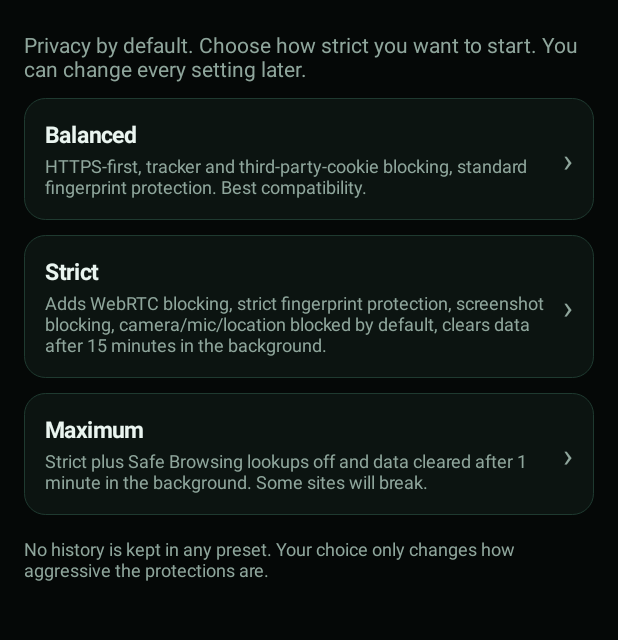
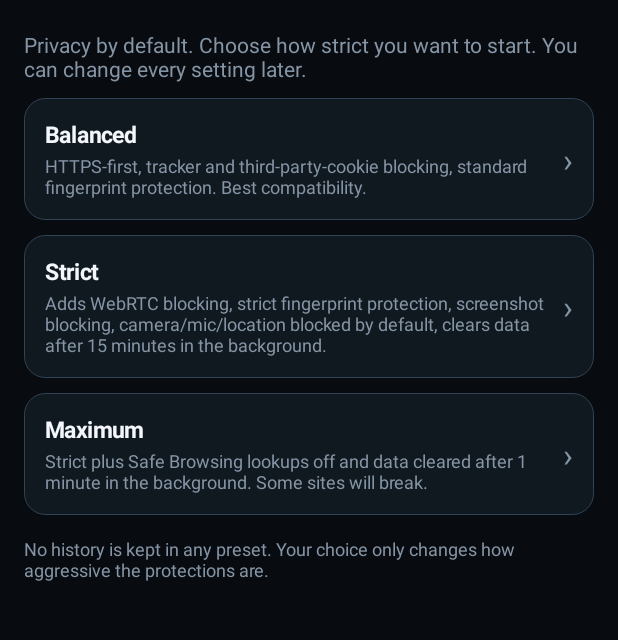
Before and after one commit to ZaeemTechnologies/zaeem-browser, an Android app: the screen it shows after launch (MainActivity), on a phone screen of 412 x 824 dp, the part 49-689 px from its top. Run offline under Robolectric (Android 15) with nearby library versions, the phone set to English and light mode, and no system bars; pictures from the network do not load.

Commit message:
Update color tokens for UI themes

```diff
--- a/app/src/main/java/com/zaeem/browser/ui/Ui.kt
+++ b/app/src/main/java/com/zaeem/browser/ui/Ui.kt
@@ -13,10 +13,10 @@ import android.widget.*
 object Ui {
     // ZAEEM Obsidian Blue tokens. Names kept from v1: EMERALD = primary accent (Signature Azure), MINT = secondary accent (Ice Blue).
     // Set once per Activity start by applyTheme(); read when screens are built.
-    var BG = 0xFF050807.toInt(); var SURFACE = 0xFF0C1411.toInt(); var SURFACE2 = 0xFF132019.toInt()
-    var STROKE = 0xFF1F3A30.toInt(); var EMERALD = 0xFF14D48A.toInt(); var MINT = 0xFF7CF5CB.toInt()
-    var TEXT = 0xFFEAF5F0.toInt(); var MUTED = 0xFF8FA69C.toInt(); var DANGER = 0xFFFF4040.toInt(); var WARN = 0xFFFFB84D.toInt()
-    var OK = 0xFF78C8A4.toInt(); var ON_ACCENT = 0xFF03150E.toInt(); var DANGER_FG = 0xFFFFFFFF.toInt(); var isLight = false
+    var BG = 0xFF080C11.toInt(); var SURFACE = 0xFF101820.toInt(); var SURFACE2 = 0xFF1B2633.toInt()
+    var STROKE = 0xFF314355.toInt(); var EMERALD = 0xFF39A9EB.toInt(); var MINT = 0xFF79C5F4.toInt()
+    var TEXT = 0xFFF3F6FA.toInt(); var MUTED = 0xFF8695A5.toInt(); var DANGER = 0xFFF2A0A5.toInt(); var WARN = 0xFFE4BC78.toInt()
+    var OK = 0xFF78C8A4.toInt(); var ON_ACCENT = 0xFF080C11.toInt(); var DANGER_FG = 0xFF080C11.toInt(); var isLight = false
 
     /** mode: "obsidian" (default), "amoled", "light", "system". */
     fun applyTheme(mode: String, systemDark: Boolean) {
@@ -25,15 +25,15 @@ object Ui {
         when (m) {
             "light" -> {
                 BG = 0xFFF5F7FA.toInt(); SURFACE = 0xFFFFFFFF.toInt(); SURFACE2 = 0xFFE7EDF3.toInt(); STROKE = 0xFFCBD5E1.toInt()
-                EMERALD = 0xFF0B7A55.toInt(); MINT = 0xFF0B7A55.toInt(); TEXT = 0xFF0C1411.toInt(); MUTED = 0xFF4D5C6C.toInt()
+                EMERALD = 0xFF176B9E.toInt(); MINT = 0xFF176B9E.toInt(); TEXT = 0xFF101820.toInt(); MUTED = 0xFF4D5C6C.toInt()
                 DANGER = 0xFFA52C35.toInt(); WARN = 0xFF805600.toInt(); OK = 0xFF176B50.toInt(); ON_ACCENT = 0xFFFFFFFF.toInt(); DANGER_FG = 0xFFFFFFFF.toInt()
             }
             else -> {
-                BG = if (m == "amoled") 0xFF000000.toInt() else 0xFF050807.toInt()
-                SURFACE = if (m == "amoled") 0xFF050807.toInt() else 0xFF0C1411.toInt()
-                SURFACE2 = if (m == "amoled") 0xFF0C1411.toInt() else 0xFF132019.toInt()
-                STROKE = 0xFF1F3A30.toInt(); EMERALD = 0xFF14D48A.toInt(); MINT = 0xFF7CF5CB.toInt(); TEXT = 0xFFEAF5F0.toInt(); MUTED = 0xFF8FA69C.toInt()
-                DANGER = 0xFFFF4040.toInt(); WARN = 0xFFFFB84D.toInt(); OK = 0xFF78C8A4.toInt(); ON_ACCENT = 0xFF03150E.toInt(); DANGER_FG = 0xFFFFFFFF.toInt()
+                BG = if (m == "amoled") 0xFF000000.toInt() else 0xFF080C11.toInt()
+                SURFACE = if (m == "amoled") 0xFF080C11.toInt() else 0xFF101820.toInt()
+                SURFACE2 = if (m == "amoled") 0xFF101820.toInt() else 0xFF1B2633.toInt()
+                STROKE = 0xFF314355.toInt(); EMERALD = 0xFF39A9EB.toInt(); MINT = 0xFF79C5F4.toInt(); TEXT = 0xFFF3F6FA.toInt(); MUTED = 0xFF8695A5.toInt()
+                DANGER = 0xFFF2A0A5.toInt(); WARN = 0xFFE4BC78.toInt(); OK = 0xFF78C8A4.toInt(); ON_ACCENT = 0xFF080C11.toInt(); DANGER_FG = 0xFF080C11.toInt()
             }
         }
     }
```
